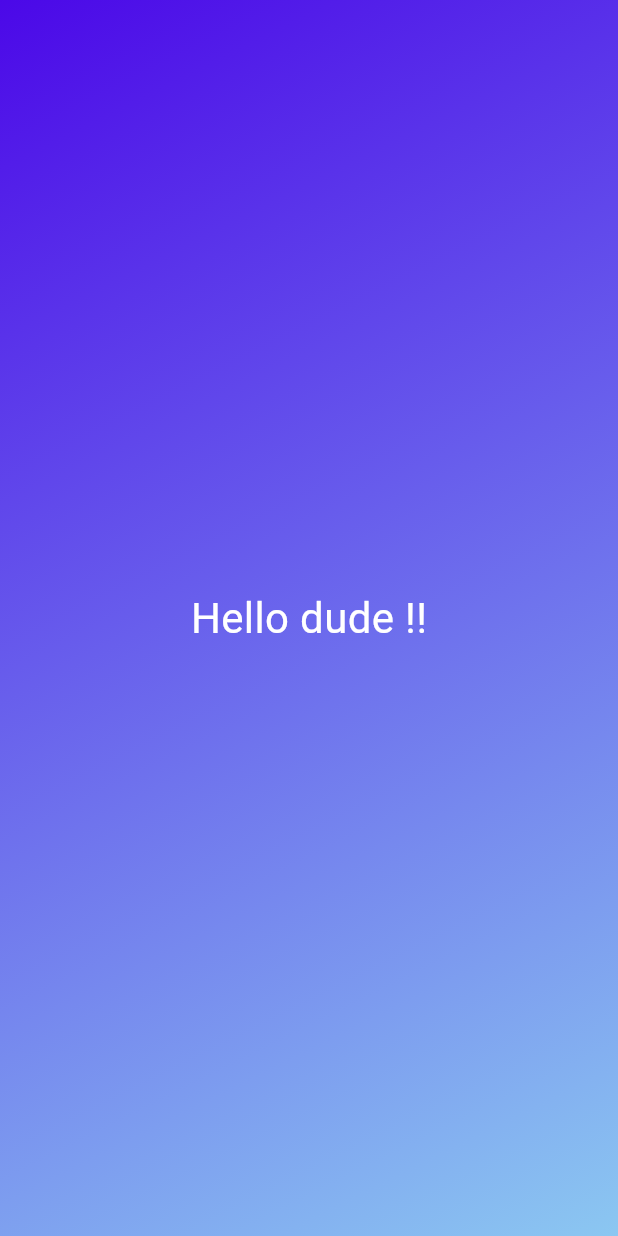
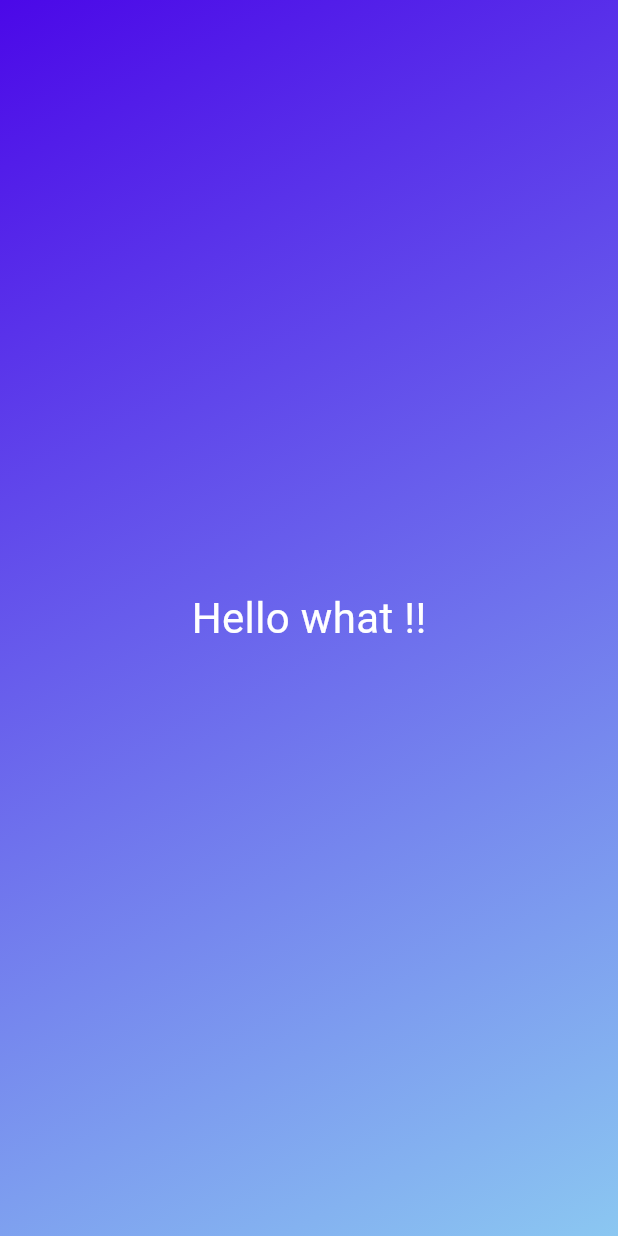
Before and after one commit to Saransh-Sharma/dice, a Flutter app: the screen it shows after launch, on a phone screen of 412 x 824 dp. Run offline on Flutter 3.47's test engine with Material 3 defaults, Android fonts, the phone set to English and light mode, and no system bars.

Commit message:
add styled text widget

```diff
--- a/lib/gradient_container.dart
+++ b/lib/gradient_container.dart
@@ -1,4 +1,5 @@
 import 'package:flutter/material.dart';
+import 'styled_text.dart';
 
 class GradientContainer extends StatelessWidget {
 
@@ -18,12 +19,7 @@ return Container(
               end: Alignment.bottomRight,
           ),
           ),
-          child: const Center(
-            child: Text('Hello dude !!', style: TextStyle(
-              color: Colors.white,
-              fontSize: 28,
-            ),),
-          ),
+          child: StyledText(),
         );
   }
 }
--- /dev/null
+++ b/lib/styled_text.dart
@@ -0,0 +1,18 @@
+import 'package:flutter/material.dart';
+
+class StyledText extends StatelessWidget {
+
+const StyledText({super.key});
+
+@override
+  Widget build(context) {
+    return const Center(
+            child: Text('Hello what !!', style: TextStyle(
+              color: Colors.white,
+              fontSize: 28,
+            ),),
+          );
+  }
+
+
+}
```
